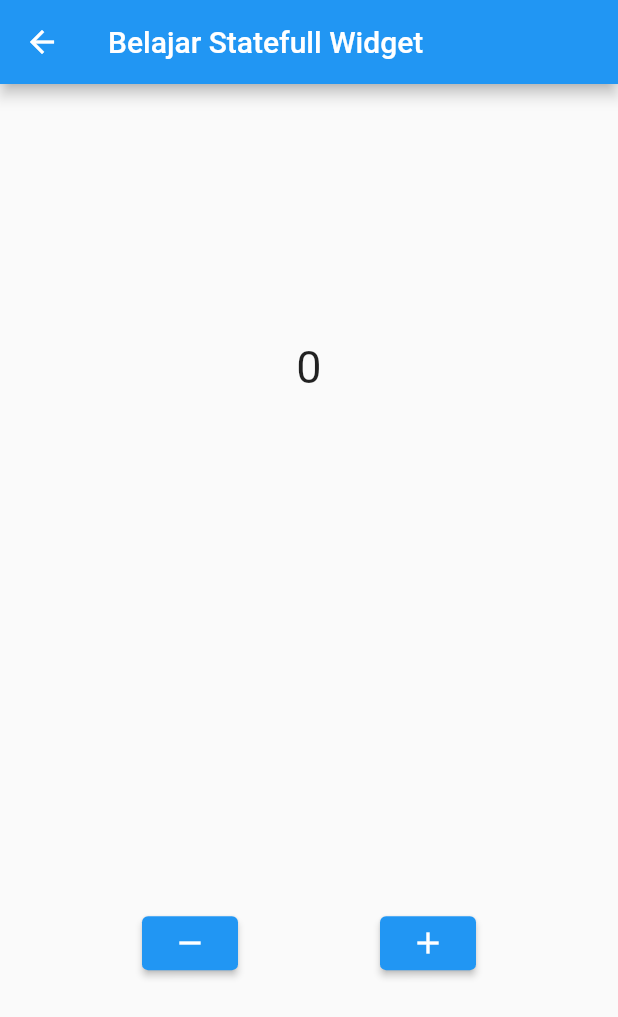
After one commit to dofirfauzi/belajar_flutter, a Flutter app: the screen it shows after launch, after a tap on "Belajar Statefull Widget", on a phone screen of 412 x 824 dp. The commit adds this screen. Shown: the top 1017 px of the screen. Run offline on Flutter 3.47's test engine with Material 2 defaults, Android fonts, the phone set to English and light mode, and no system bars.

Commit message:
belajar statefull widget

```diff
--- a/lib/screen/home_page/home_page.dart
+++ b/lib/screen/home_page/home_page.dart
@@ -2,6 +2,7 @@ import '../hello_world/hello_world.dart';
 import '../text/text_widget.dart';
 import '../column_row_stack/column_row_stack.dart';
 import '../image_widget/image_widget.dart';
+import '../statefull_widget/statefull_widget.dart';
 import 'package:flutter/material.dart';
 
 class HomePage extends StatelessWidget {
@@ -54,6 +55,16 @@ class HomePage extends StatelessWidget {
               }));
             },
             child: const Text('Belajar Image Widget'),
+          ),
+          ElevatedButton(
+            onPressed: () {
+              Navigator.of(context).push(MaterialPageRoute(
+                builder: (context) {
+                  return const BelajarStateFull();
+                },
+              ));
+            },
+            child: const Text('Belajar Statefull Widget'),
           )
         ],
       ),
--- /dev/null
+++ b/lib/screen/statefull_widget/statefull_widget.dart
@@ -0,0 +1,52 @@
+import 'package:flutter/material.dart';
+
+class BelajarStateFull extends StatefulWidget {
+  const BelajarStateFull({super.key});
+
+  @override
+  State<BelajarStateFull> createState() => _BelajarStateFullState();
+}
+
+class _BelajarStateFullState extends State<BelajarStateFull> {
+  int counter = 0;
+
+  @override
+  Widget build(BuildContext context) {
+    return Scaffold(
+      appBar: AppBar(title: const Text('Belajar Statefull Widget')),
+      body: Column(
+        mainAxisAlignment: MainAxisAlignment.spaceAround,
+        crossAxisAlignment: CrossAxisAlignment.center,
+        children: [
+          Text(
+            counter.toString(),
+            style: const TextStyle(fontSize: 30),
+          ),
+          Row(
+            mainAxisAlignment: MainAxisAlignment.spaceEvenly,
+            children: [
+              ElevatedButton(
+                onPressed: () {
+                  setState(() {
+                    if (counter >= 1) {
+                      counter--;
+                    }
+                  });
+                },
+                child: const Icon(Icons.remove),
+              ),
+              ElevatedButton(
+                onPressed: () {
+                  setState(() {
+                    counter++;
+                  });
+                },
+                child: const Icon(Icons.add),
+              ),
+            ],
+          )
+        ],
+      ),
+    );
+  }
+}
```
